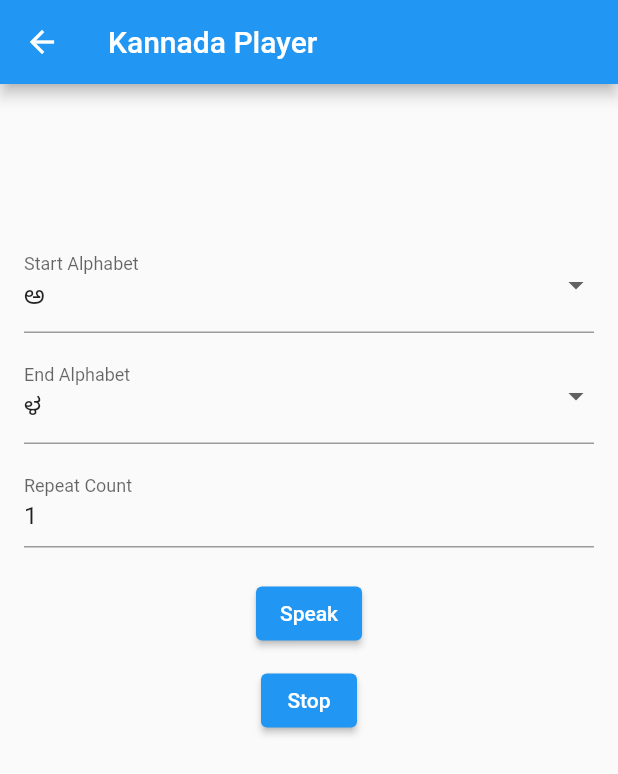
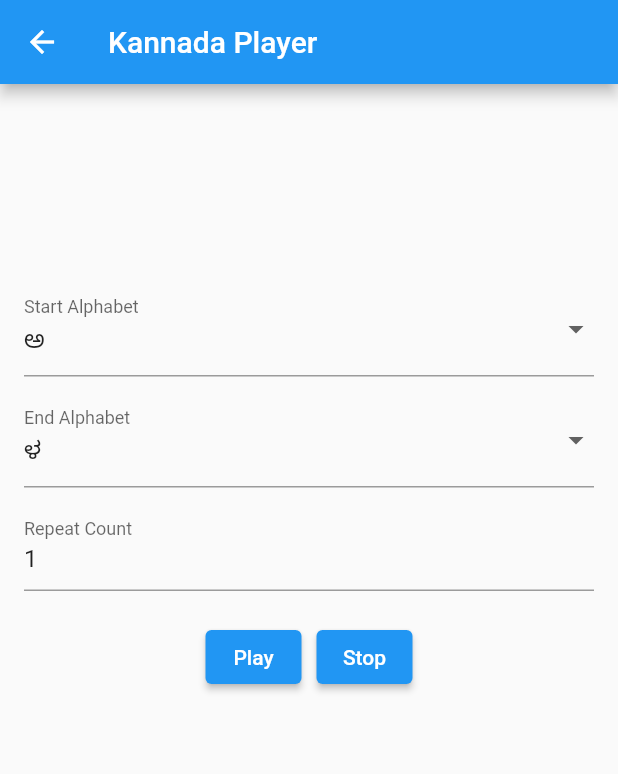
Before and after one commit to ikbhal/alphabet_tts_loop_start_end_alphabet, a Flutter app: the KannadaPlayer screen opened by its route, on a phone screen of 412 x 824 dp. Shown: the top 774 px of the screen. Run offline on Flutter 3.47's test engine with Material 2 defaults, Android fonts, the phone set to English and light mode, and no system bars; our stand-ins replace flutter_tts.

Commit message:
play, stop 4 screen, space between buttons

```diff
--- a/lib/english_player.dart
+++ b/lib/english_player.dart
@@ -140,7 +140,7 @@ class _EnglishAlphabetPlayerState extends State<EnglishAlphabetPlayer> {
                 children: [
                   ElevatedButton(
                     onPressed: isPlaying ? null : playLessonString,
-                    child: Text('Speak'),
+                    child: Text('Play'),
                   ),
                   SizedBox(width: 10.0),
                   ElevatedButton(
--- a/lib/hindi_player.dart
+++ b/lib/hindi_player.dart
@@ -147,7 +147,7 @@ class _HindiPlayerState extends State<HindiPlayer> {
                   children: [
                     ElevatedButton(
                       onPressed: isPlaying ? null : playHindiAlphabets,
-                      child: Text('Speak'),
+                      child: Text('Play'),
                     ),
                     SizedBox(width: 10.0),
                     ElevatedButton(
--- a/lib/kannada_player.dart
+++ b/lib/kannada_player.dart
@@ -146,14 +146,19 @@ class _KannadaPlayerState extends State<KannadaPlayer> {
                 ),
               ),
               SizedBox(height: 20.0),
+              Row(
+                mainAxisAlignment: MainAxisAlignment.center,
+                children: [
                   ElevatedButton(
                     onPressed: isPlaying ? null : playLessonString,
-                child: Text('Speak'),
+                    child: Text('Play'),
                   ),
-              SizedBox(height: 10.0),
+                  SizedBox(width: 10.0),
                   ElevatedButton(
                     onPressed: stop,
                     child: Text('Stop'),
+                  ),
+                ],
               ),
               SizedBox(height: 20.0),
               Text(
```
Also changed, not shown: lib/number_player.dart (+6 -1 lines). Lines whose indentation alone changed are shown as unchanged.
